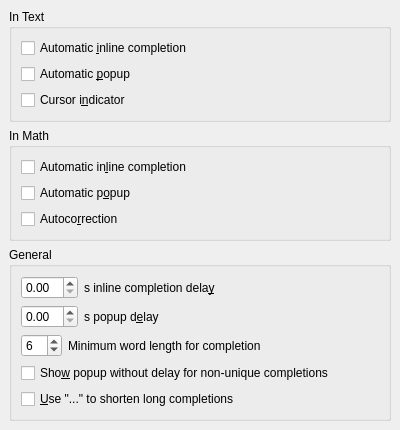
This is src/frontends/qt4/ui/PrefCompletionUi.ui in cburschka/lyx as Qt 5 draws it before an edit. The edited form follows.
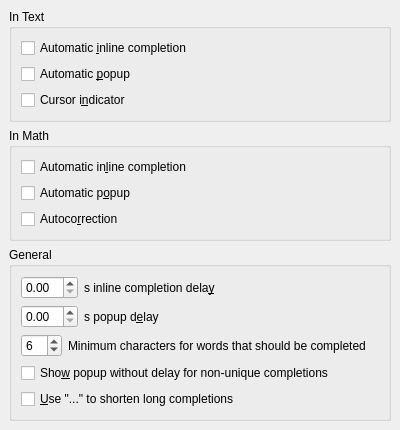
This is the edited form.

Commit message:
PrefCompletionUi.ui: change label and add tooltip for word length settings
as discussed on the list with Richard

```diff
--- a/src/frontends/qt4/ui/PrefCompletionUi.ui
+++ b/src/frontends/qt4/ui/PrefCompletionUi.ui
@@ -244,9 +244,9 @@
          </widget>
         </item>
         <item>
-         <widget class="QLabel" name="label_5" >
-          <property name="text" >
-           <string>Minimum word length for completion</string>
+         <widget class="QLabel" name="label_5">
+          <property name="text">
+           <string>Minimum characters for words that should be completed</string>
           </property>
           <property name="buddy" >
            <cstring>minlengthSB</cstring>
```
Left out of the diff: 207 changed lines with no effect on the pictures.
